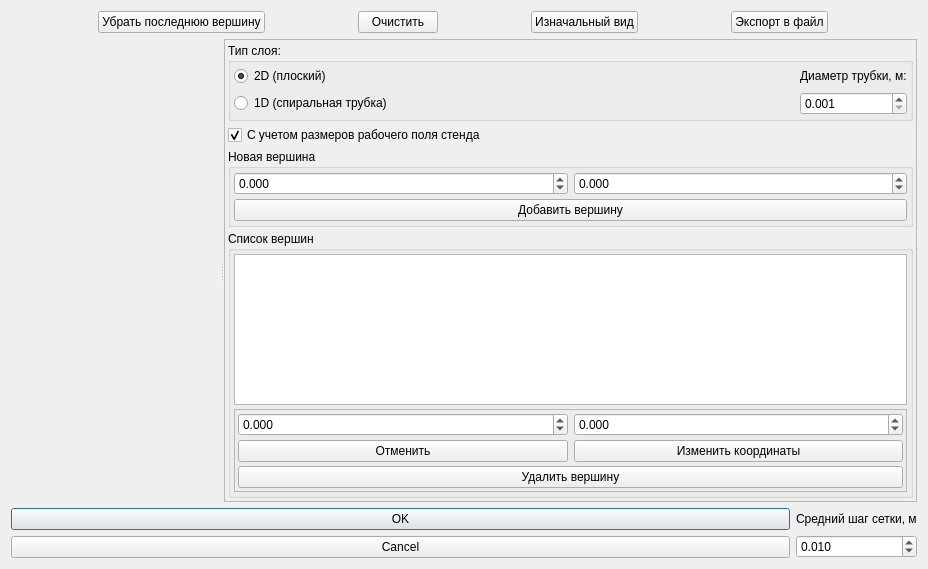
First picture: the form in src/VWindowPolygon.ui, repository travenos/vari, before the edit.
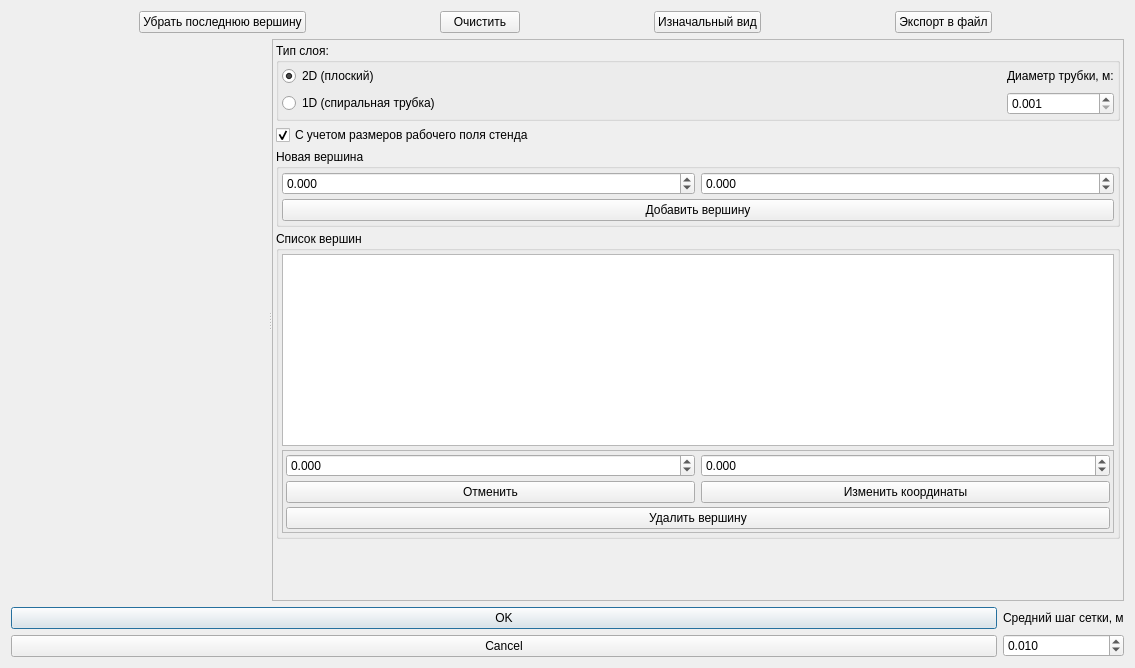
Second picture: the form after the edit. Custom widgets are drawn as their Qt base class.

Commit message: Change default size of window for cration of a polygon, change default mesh step

Patch:
```diff
--- a/src/VWindowPolygon.ui
+++ b/src/VWindowPolygon.ui
@@ -9,8 +9,8 @@
    <rect>
     <x>0</x>
     <y>0</y>
-    <width>928</width>
-    <height>569</height>
+    <width>1135</width>
+    <height>668</height>
    </rect>
   </property>
   <property name="windowTitle">
```
Left out of the diff: 14 changed lines with no effect on the pictures. The commit also changes 1 other file.
